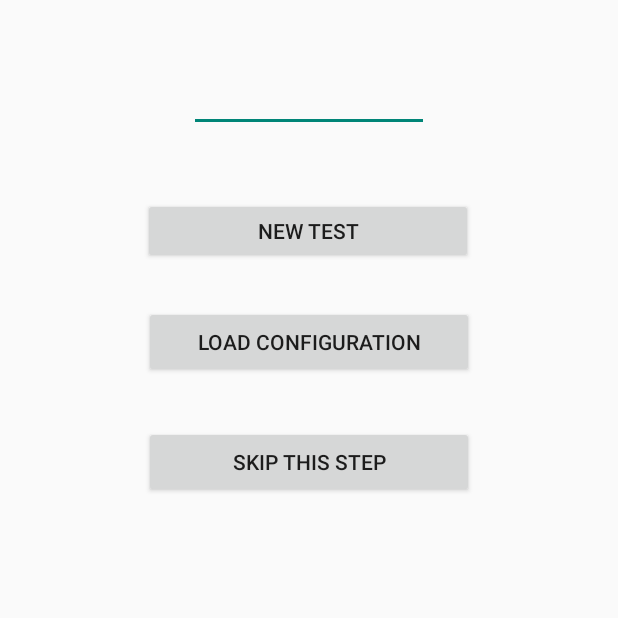
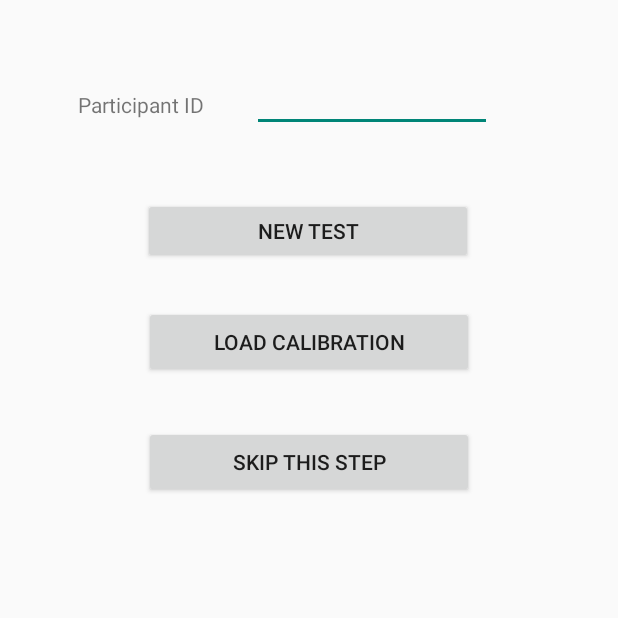
Before and after one commit to eRedekopp/ToneTest, an Android app: the screen it shows after launch (InitActivity), on a phone screen of 412 x 824 dp, the top half of it. Run offline under Robolectric (Android 15) with nearby library versions, the phone set to English and light mode, and no system bars; libraries missing offline, so code that uses them is left out: com.paramsen.noise, org.apache.commons.

Commit message:
UI edits - fits on handheld screen now

```diff
--- a/app/src/main/java/ca/usask/cs/tonesetandroid/MainActivity.java
+++ b/app/src/main/java/ca/usask/cs/tonesetandroid/MainActivity.java
@@ -306,6 +306,12 @@ public class MainActivity extends AppCompatActivity implements ModelListener, He
         AlertDialog.Builder infoBuilder = new AlertDialog.Builder(this);
         infoBuilder.setTitle("Information");
         infoBuilder.setMessage(message);
+        infoBuilder.setNeutralButton("OK", new DialogInterface.OnClickListener() {
+            @Override
+            public void onClick(DialogInterface dialog, int which) {
+                dialog.cancel();
+            }
+        });
         infoBuilder.setOnCancelListener(new DialogInterface.OnCancelListener() {
             @Override
             public void onCancel(DialogInterface dialogInterface) {
--- a/app/src/main/res/layout/initial_setup_view.xml
+++ b/app/src/main/res/layout/initial_setup_view.xml
@@ -10,14 +10,12 @@
         android:id="@+id/idEntryEditText"
         android:layout_width="wrap_content"
         android:layout_height="wrap_content"
-        android:layout_marginStart="8dp"
         android:layout_marginTop="48dp"
-        android:layout_marginEnd="8dp"
+        android:layout_marginEnd="84dp"
         android:ems="10"
         android:inputType="numberDecimal"
         android:textSize="14sp"
         app:layout_constraintEnd_toEndOf="parent"
-        app:layout_constraintStart_toStartOf="parent"
         app:layout_constraintTop_toTopOf="parent" />
 
     <Button
@@ -40,7 +38,7 @@
         android:layout_marginStart="8dp"
         android:layout_marginTop="28dp"
         android:layout_marginEnd="8dp"
-        android:text="Load Configuration"
+        android:text="Load Calibration"
         app:layout_constraintEnd_toEndOf="parent"
         app:layout_constraintStart_toStartOf="parent"
         app:layout_constraintTop_toBottomOf="@+id/idEntryButton" />
@@ -56,4 +54,17 @@
         app:layout_constraintEnd_toEndOf="parent"
         app:layout_constraintStart_toStartOf="parent"
         app:layout_constraintTop_toBottomOf="@+id/loadButton" />
+
+    <TextView
+        android:id="@+id/inptLabel"
+        android:layout_width="wrap_content"
+        android:layout_height="wrap_content"
+        android:layout_marginStart="32dp"
+        android:layout_marginTop="60dp"
+        android:layout_marginEnd="8dp"
+        android:text="Participant ID"
+        app:layout_constraintEnd_toStartOf="@+id/idEntryEditText"
+        app:layout_constraintHorizontal_bias="0.461"
+        app:layout_constraintStart_toStartOf="parent"
+        app:layout_constraintTop_toTopOf="parent" />
 </android.support.constraint.ConstraintLayout>
```
Also changed, not shown: app/src/main/res/layout/activity_main.xml (+7 -7 lines).
